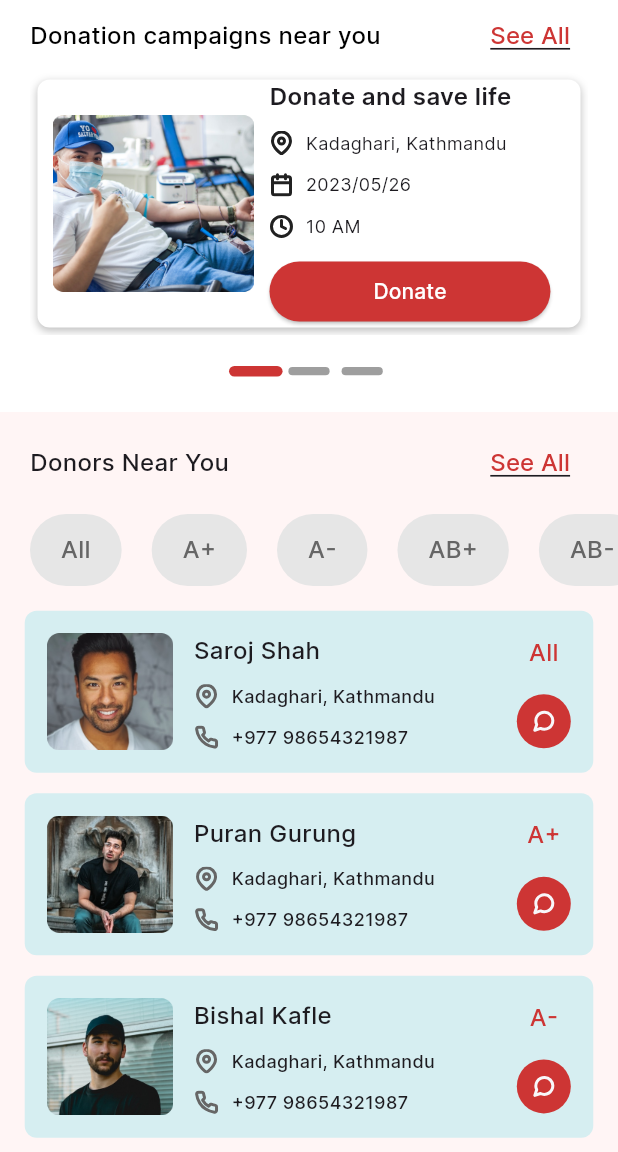
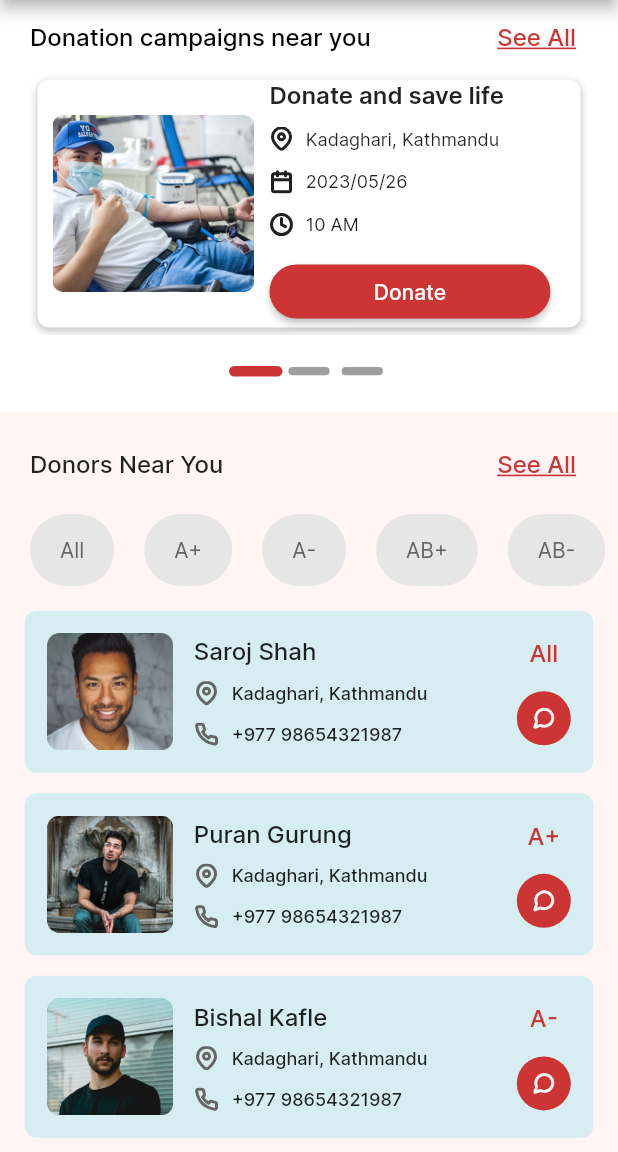
Before and after one commit to Jigarchovatiya/blood_donation_app, a Flutter app: the HomeScreen screen opened by its route, on a phone screen of 412 x 824 dp, the part 84-1236 px from its top. Run offline on Flutter 3.47's test engine with Material 2 defaults, Android fonts, the phone set to English and light mode, and no system bars; drawn by our look-alikes of smooth_page_indicator; our stand-ins replace firebase_auth, firebase_core, flutter_svg, google_sign_in, intl_phone_field, otp_text_field; accounts and stored records are empty.

Commit message:
16-06-2023

```diff
--- a/lib/main.dart
+++ b/lib/main.dart
@@ -1,3 +1,4 @@
+import 'package:blood_donation_app/res/constants/app_colors.dart';
 import 'package:blood_donation_app/utils/routes/routes.dart';
 import 'package:blood_donation_app/utils/routes/routes_name.dart';
 import 'package:firebase_core/firebase_core.dart';
@@ -23,8 +24,8 @@ class MyApp extends StatelessWidget {
       theme: ThemeData(
         fontFamily: "inter",
         colorScheme: ColorScheme.fromSeed(seedColor: Colors.deepPurple),
-        // primaryColor: Colors.red,
-        useMaterial3: true,
+        primaryColor: AppColors.materialColor,
+        useMaterial3: false,
       ),
       // home: const DonationCampaignOne(),
       routes: appRoutes,
--- a/lib/view/bottom_bar/campaign/campaigns_screen.dart
+++ b/lib/view/bottom_bar/campaign/campaigns_screen.dart
@@ -5,6 +5,7 @@ import '../../../res/common/app_button.dart';
 import '../../../res/constants/app_assets.dart';
 import '../../../res/constants/app_colors.dart';
 import '../../../res/constants/app_strings.dart';
+import '../../../utils/routes/routes_name.dart';
 
 class CampaignsScreen extends StatefulWidget {
   final Function(String)? onTap;
@@ -114,7 +115,9 @@ class _CampaignsScreenState extends State<CampaignsScreen> {
                             fixedSize: Size(width / 2.2, height / 100),
                             buttonText: AppStrings.donate,
                             side: const BorderSide(style: BorderStyle.none),
-                            onPressed: () {},
+                            onPressed: () {
+                              Navigator.pushNamed(context, RoutesName.donationCampaignOne);
+                            },
                           ),
                         ],
                       ),
--- a/lib/view/bottom_bar/home_screen/home_screen.dart
+++ b/lib/view/bottom_bar/home_screen/home_screen.dart
@@ -20,6 +20,7 @@ class HomeScreen extends StatefulWidget {
 class _HomeScreenState extends State<HomeScreen> {
   int selectedIndex = 0;
   bool isSelected = false;
+  String? bloodGroup = "";
   List<Map<String, dynamic>> donationCampaignsList = [
     {
       "image": AppAssets.pageOne,
@@ -260,22 +261,32 @@ class _HomeScreenState extends State<HomeScreen> {
                 scrollDirection: Axis.horizontal,
                 itemCount: profileImageList.length,
                 physics: const BouncingScrollPhysics(),
-                itemBuilder: (context, index) => InkWell(
-                  onTap: () {},
+                itemBuilder: (context, index) => GestureDetector(
+                  onTap: () {
+                    setState(() {
+                      if (bloodGroup == bloodGroupList[index]) {
+                        bloodGroup = null; // Deselect the chip if it's already selected
+                      } else {
+                        bloodGroup = bloodGroupList[index]; // Select the chip
+                      }
+                    });
+                  },
                   child: Padding(
                     padding: const EdgeInsets.only(left: 20),
                     child: Container(
-                      padding: EdgeInsets.symmetric(
-                        horizontal: width / 20,
-                      ),
                       decoration: BoxDecoration(
-                        color: isSelected == true ? AppColors.materialColor : AppColors.buttonBg,
+                        color: bloodGroup == bloodGroupList[index] ? AppColors.materialColor : AppColors.buttonBg,
                         borderRadius: BorderRadius.circular(32),
                       ),
                       child: Center(
-                        child: Text(
-                          bloodGroupList[index],
-                          style: TextStyle(color: isSelected == true ? AppColors.white : AppColors.textColor, fontSize: 16, fontWeight: FontWeight.w500),
+                        child: Padding(
+                          padding: const EdgeInsets.symmetric(vertical: 5, horizontal: 20),
+                          child: Text(
+                            bloodGroupList[index],
+                            style: TextStyle(
+                              color: bloodGroup == bloodGroupList[index] ? AppColors.white : AppColors.textColor,
+                            ),
+                          ),
                         ),
                       ),
                     ),
```
Also changed, not shown: lib/view/bottom_bar/home_screen/donation_campaign_four.dart (+10 -4 lines), lib/view/bottom_bar/home_screen/donation_campaign_three.dart (+16 -8 lines), lib/view/bottom_bar/home_screen/donation_campaign_two.dart (+32 -18 lines), lib/view/entry_point/log_in_screen.dart (+4 -3 lines).
